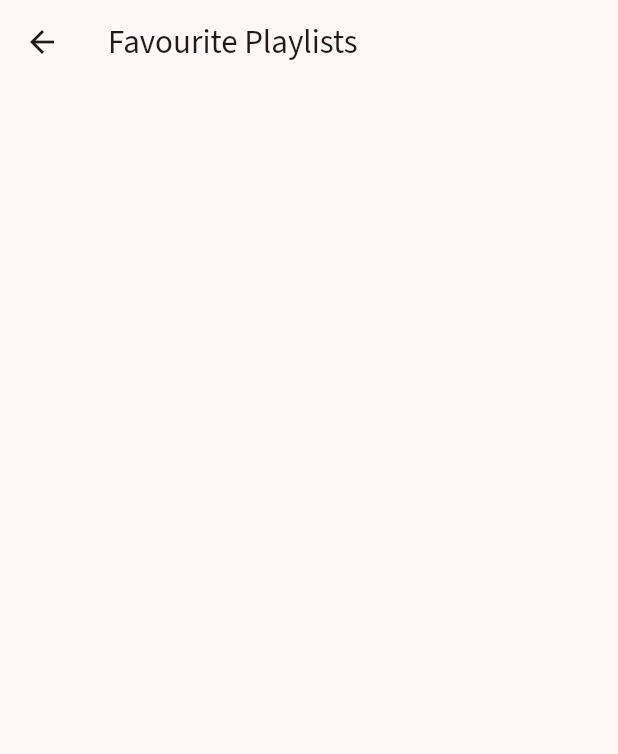
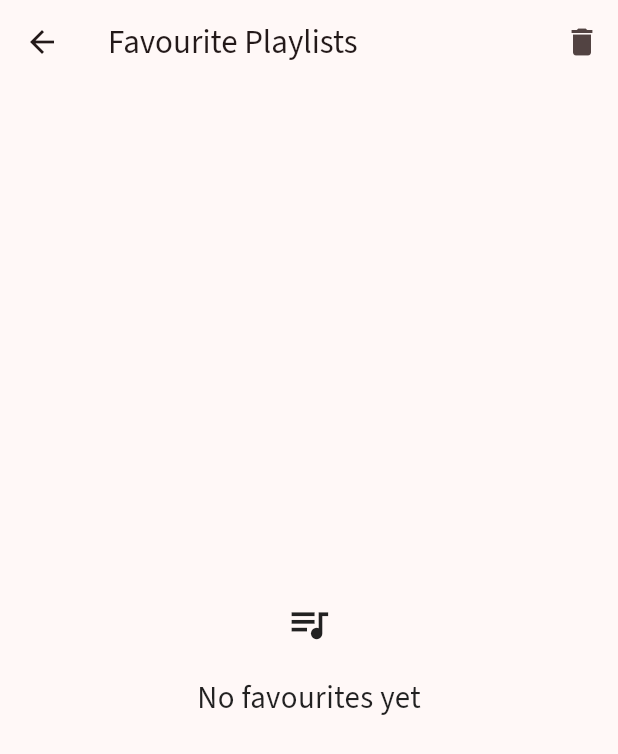
Before and after one commit to Android-Builds/Octave, a Flutter app: the FavouritePlaylists screen opened directly, on a phone screen of 412 x 824 dp. Shown: the top 754 px of the screen. Run offline on Flutter 3.47's test engine with Material 2 defaults, Android fonts, the phone set to English and light mode, and no system bars; drawn by our look-alikes of dynamic_color; our stand-ins replace audio_service, bloc, cached_network_image, equatable, flutter_bloc, font_awesome_flutter and 8 more; missing offline and left inert: akar_icons_flutter, audio_session, miniplayer, youtube_explode_dart; accounts and stored records are empty; network calls fail; statements that could not run were skipped.

Commit message:
Changes [09-09-22]: 1. Add remove all for imported and fav playlists 2. fix more on search not working 3. Improve UI 4. Add search history

```diff
--- a/lib/api/youtube_api.dart
+++ b/lib/api/youtube_api.dart
@@ -997,7 +997,7 @@ class YtmApi {
   /// Searh methods
   static Future<List<dynamic>> getSearchResults(String searchQuery,
           [SearchType? searchType]) =>
-      YoutubeMusicApi.getSearchResults(searchQuery);
+      YoutubeMusicApi.getSearchResults(searchQuery, searchType);
 
   static Future getSearchSuggestions(String searchQuery) =>
       YoutubeMusicApi.getSearchSuggestions(searchQuery);
--- a/lib/main.dart
+++ b/lib/main.dart
@@ -18,6 +18,7 @@ Future<void> main() async {
   await Hive.initFlutter();
   await Hive.openBox('favouritePlaylists');
   await Hive.openBox('importedPlaylists');
+  await Hive.openBox<String>('searchHistory');
   PlayerManager.countryCode = await getLocation();
   // await Hive.openBox('prefs');
   runApp(const MyApp());
--- a/lib/pages/library/favourite_playlists.dart
+++ b/lib/pages/library/favourite_playlists.dart
@@ -10,9 +10,16 @@ class FavouritePlaylists extends StatelessWidget {
 
   @override
   Widget build(BuildContext context) {
+    final size = PlayerManager.size.width * 0.05;
     return Scaffold(
       appBar: AppBar(
         title: const Text('Favourite Playlists'),
+        actions: const [
+          IconButton(
+            onPressed: deleteAllFavouritePlaylists,
+            icon: Icon(Icons.delete),
+          ),
+        ],
       ),
       body: ValueListenableBuilder(
         valueListenable: favouritePlaylistsListenable(),
@@ -20,7 +27,8 @@ class FavouritePlaylists extends StatelessWidget {
           return NotificationListener<OverscrollNotification>(
             onNotification: (notification) =>
                 notification.metrics.axisDirection != AxisDirection.down,
-            child: GridView.builder(
+            child: favouritePlaylistBox.isNotEmpty
+                ? GridView.builder(
                     shrinkWrap: true,
                     padding: const EdgeInsets.all(10.0),
                     scrollDirection: Axis.vertical,
@@ -30,8 +38,8 @@ class FavouritePlaylists extends StatelessWidget {
                         context,
                         MaterialPageRoute(
                           builder: (context) => PlaylistPage(
-                      playlistId:
-                          favouritePlaylistBox.getAt(index)['playlistId']!,
+                            playlistId: favouritePlaylistBox
+                                .getAt(index)['playlistId']!,
                             thumbnail:
                                 favouritePlaylistBox.getAt(index)['thumbnail']!,
                           ),
@@ -44,8 +52,8 @@ class FavouritePlaylists extends StatelessWidget {
                           ClipRRect(
                             borderRadius: BorderRadius.circular(10.0),
                             child: CachedNetworkImage(
-                        imageUrl:
-                            favouritePlaylistBox.getAt(index)['thumbnail']!,
+                              imageUrl: favouritePlaylistBox
+                                  .getAt(index)['thumbnail']!,
                               width: PlayerManager.size.width * 0.43,
                               height: PlayerManager.size.width * 0.43,
                             ),
@@ -54,7 +62,9 @@ class FavouritePlaylists extends StatelessWidget {
                           SizedBox(
                             width: PlayerManager.size.width * 0.4,
                             child: Text(
-                        favouritePlaylistBox.getAt(index)['title'].toString(),
+                              favouritePlaylistBox
+                                  .getAt(index)['title']
+                                  .toString(),
                               textAlign: TextAlign.center,
                               maxLines: 1,
                               style: TextStyle(
@@ -68,8 +78,26 @@ class FavouritePlaylists extends StatelessWidget {
                     gridDelegate: SliverGridDelegateWithFixedCrossAxisCount(
                       crossAxisCount: 2,
                       childAspectRatio: double.parse(
-                  (PlayerManager.size.height * 0.42 / PlayerManager.size.width)
+                        (PlayerManager.size.height *
+                                0.42 /
+                                PlayerManager.size.width)
                             .toStringAsFixed(2),
+                      ),
+                    ),
+                  )
+                : Center(
+                    child: Transform.scale(
+                      scale: 1,
+                      child: Column(
+                        mainAxisAlignment: MainAxisAlignment.center,
+                        children: [
+                          Icon(Icons.queue_music, size: size * 1.5),
+                          const SizedBox(height: 20.0),
+                          Text(
+                            'No favourites yet',
+                            style: TextStyle(fontSize: size),
+                          )
+                        ],
                       ),
                     ),
                   ),
--- a/lib/pages/playlist_page.dart
+++ b/lib/pages/playlist_page.dart
@@ -171,7 +171,7 @@ class _PlaylistPageState extends State<PlaylistPage> {
                               };
                               isFavourite = !isFavourite;
                               if (isFavourite) {
-                                checkAndAdd(playlistMap);
+                                checkAndAddFavourite(playlistMap);
                               } else {
                                 checkAndDelete(playlistMap);
                               }
```
Also changed, not shown: lib/classes/universal_search_delegate.dart (+41 -9 lines), lib/pages/library/my_playlists.dart (+8 -1 lines), lib/pages/local_playlist_list.dart (+28 -7 lines), lib/utils/db_helper.dart (+34 -3 lines). Lines whose indentation alone changed are shown as unchanged.
